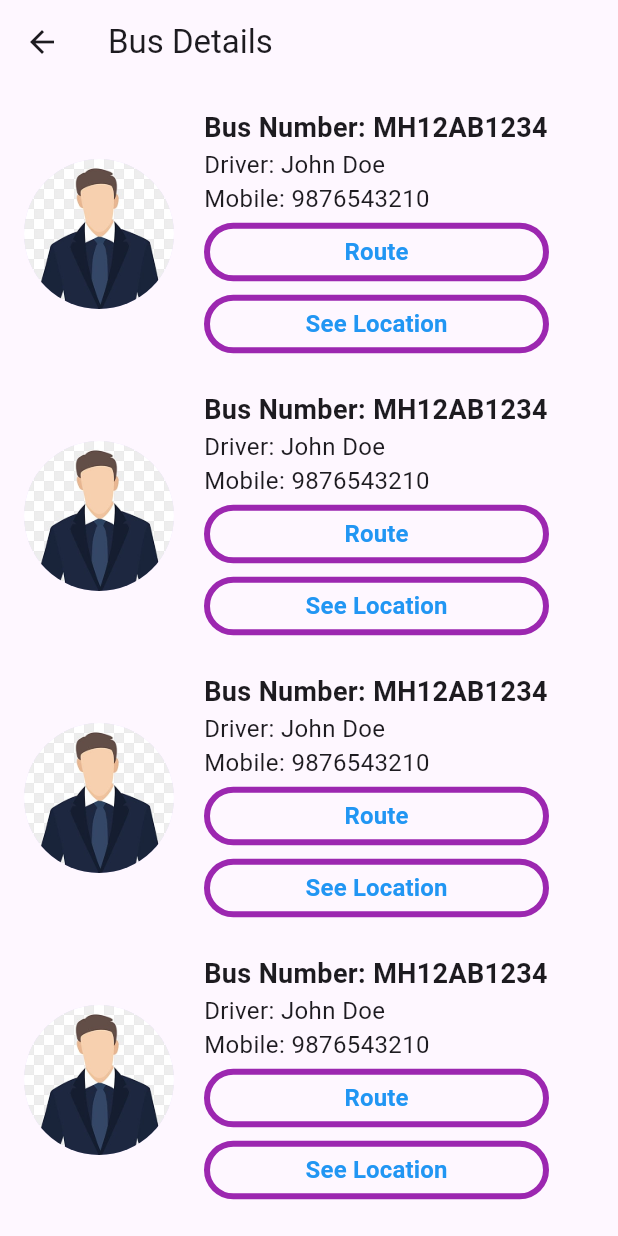
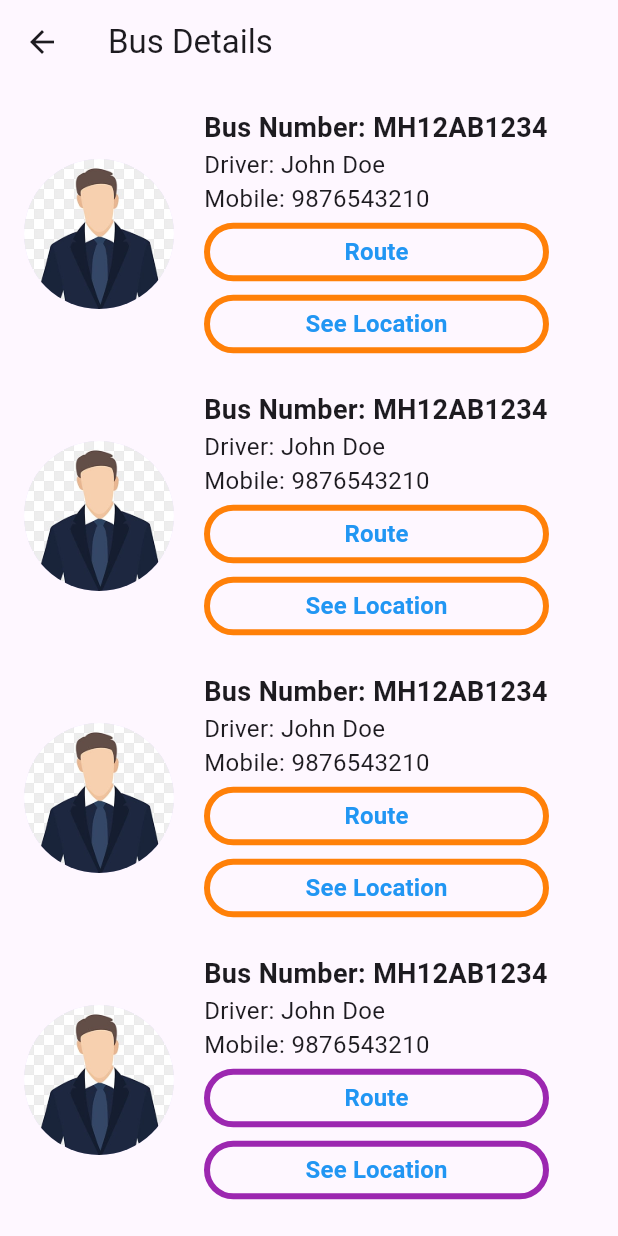
Before and after one commit to vaibhavnavghare4253/bustrack, a Flutter app: the screen it shows once a user with an empty profile is signed in, after a tap on "Select Bus", on a phone screen of 412 x 824 dp. Run offline on Flutter 3.47's test engine with Material 3 defaults, Android fonts, the phone set to English and light mode, and no system bars; our stand-ins replace firebase_auth, firebase_core, google_maps_flutter, location; missing offline and left inert: flutter_polyline_points; accounts and stored records are empty.

Commit message:
home page designed changed

```diff
--- a/lib/pages/bus_details_page.dart
+++ b/lib/pages/bus_details_page.dart
@@ -47,8 +47,8 @@ class BusDetailsPage extends StatelessWidget {
                         );
                       },
                       style: OutlinedButton.styleFrom(
-                        foregroundColor: Colors.purpleAccent,
-                        side: const BorderSide(color: Colors.purple, width: 4),
+                        foregroundColor: Color(0xffffc837),
+                        side: const BorderSide(color: Color(0xffff8008), width: 4),
                         padding: const EdgeInsets.symmetric(horizontal: 10, vertical: 8),
                         minimumSize: const Size(230, 30),
                         maximumSize: const Size(1500, 50),
@@ -72,7 +72,7 @@ class BusDetailsPage extends StatelessWidget {
                       },
                       style: OutlinedButton.styleFrom(
                         foregroundColor: Colors.purpleAccent,
-                        side: const BorderSide(color: Colors.purple, width: 4),
+                        side: const BorderSide(color: Color(0xffff8008), width: 4),
                         padding: const EdgeInsets.symmetric(horizontal: 10, vertical: 8),
                         minimumSize: const Size(230, 30),
                         maximumSize: const Size(1500, 50),
@@ -126,7 +126,7 @@ class BusDetailsPage extends StatelessWidget {
                       },
                       style: OutlinedButton.styleFrom(
                         foregroundColor: Colors.purpleAccent,
-                        side: const BorderSide(color: Colors.purple, width: 4),
+                        side: const BorderSide(color: Color(0xffff8008), width: 4),
                         padding: const EdgeInsets.symmetric(horizontal: 10, vertical: 8),
                         minimumSize: const Size(230, 30),
                         maximumSize: const Size(1500, 50),
@@ -150,7 +150,7 @@ class BusDetailsPage extends StatelessWidget {
                       },
                       style: OutlinedButton.styleFrom(
                         foregroundColor: Colors.purpleAccent,
-                        side: const BorderSide(color: Colors.purple, width: 4),
+                        side: const BorderSide(color: Color(0xffff8008),width: 4),
                         padding: const EdgeInsets.symmetric(horizontal: 10, vertical: 8),
                         minimumSize: const Size(230, 30),
                         maximumSize: const Size(1500, 50),
@@ -205,7 +205,7 @@ class BusDetailsPage extends StatelessWidget {
                       },
                       style: OutlinedButton.styleFrom(
                         foregroundColor: Colors.purpleAccent,
-                        side: const BorderSide(color: Colors.purple, width: 4),
+                        side: const BorderSide(color: Color(0xffff8008), width: 4),
                         padding: const EdgeInsets.symmetric(horizontal: 10, vertical: 8),
                         minimumSize: const Size(230, 30),
                         maximumSize: const Size(1500, 50),
@@ -229,7 +229,7 @@ class BusDetailsPage extends StatelessWidget {
                       },
                       style: OutlinedButton.styleFrom(
                         foregroundColor: Colors.purpleAccent,
-                        side: const BorderSide(color: Colors.purple, width: 4),
+                        side: const BorderSide(color: Color(0xffff8008), width: 4),
                         padding: const EdgeInsets.symmetric(horizontal: 10, vertical: 8),
                         minimumSize: const Size(230, 30),
                         maximumSize: const Size(1500, 50),
--- a/lib/pages/interpage.dart
+++ b/lib/pages/interpage.dart
@@ -3,6 +3,8 @@ import 'package:firebase_auth/firebase_auth.dart';
 import 'package:flutter/material.dart';
 import 'attendance_page.dart';
 import 'bus_details_page.dart';
+import 'signup.dart';
+
 
 class Tryoff extends StatelessWidget {
   const Tryoff({Key? key}) : super(key: key);
@@ -34,6 +36,7 @@ class Tryoff extends StatelessWidget {
                       Color(0xffff8008),
                       Color(0xffffc837),
                     ]
+
                 ),
               ),
               child: Column(
@@ -93,14 +96,19 @@ class Tryoff extends StatelessWidget {
                 // height: double.infinity,
                 // width: double.infinity,
                 width: MediaQuery.of(context).size.width,
-                height: MediaQuery.of(context).size.height / 3.5,
+                height: MediaQuery.of(context).size.height / 2.5,
                 decoration: BoxDecoration(
+                  borderRadius: BorderRadius.only(
+                      bottomLeft: Radius.circular(60),
+                      bottomRight: Radius.circular(00),
+                    ),
                   gradient: LinearGradient(
                     colors: [
                       Color(0xffff8008),
                       Color(0xffffc837),
                     ]
                   ),
+
                   // color: Colors.yellowAccent,
                 ),
                 child: Align(
@@ -177,16 +185,22 @@ class Tryoff extends StatelessWidget {
               ),
               Expanded(
                 child: Container(
-                  color: Colors.white,
+
+                  color: Color(0xffffc837),
                   child: Container(
                     width: MediaQuery.of(context).size.width,
                     decoration: const BoxDecoration(
-                      gradient: LinearGradient(
-                          colors: [
-                            Color(0xffff8008),
-                            Color(0xffffc837),
-                          ]
+                      borderRadius: BorderRadius.only(
+                        topLeft: Radius.circular(00),
+                        topRight: Radius.circular(60),
                       ),
+                      color: Colors.white
+                      // gradient: LinearGradient(
+                      //     colors: [
+                      //       Color(0xffff8008),
+                      //       Color(0xffffc837),
+                      //     ]
+                      // ),
                       // color: Colors.yellowAccent,
                       // borderRadius: BorderRadius.only(
                       //   topLeft: Radius.circular(20),
@@ -207,7 +221,7 @@ class Tryoff extends StatelessWidget {
                           style: OutlinedButton.styleFrom(
                             foregroundColor: Colors.white,
                             side: const BorderSide(
-                                color: Colors.white, width: 4),
+                                color: Colors.orange, width: 4),
                             padding: const EdgeInsets.symmetric(
                                 horizontal: 20, vertical: 20),
                             minimumSize: Size(200, 50),
@@ -218,8 +232,9 @@ class Tryoff extends StatelessWidget {
                             style: TextStyle(
                               fontSize: 25,
                               fontWeight: FontWeight.bold,
-                              color: Colors.white,
+                              color: Colors.orange,
                             ),
+
                           ),
                         ),
                         SizedBox(height: 35),
@@ -234,7 +249,7 @@ class Tryoff extends StatelessWidget {
                           style: OutlinedButton.styleFrom(
                             foregroundColor: Colors.white,
                             side: const BorderSide(
-                                color: Colors.white, width: 4),
+                                color: Colors.orange, width: 4),
                             padding: const EdgeInsets.symmetric(
                                 horizontal: 20, vertical: 20),
                             minimumSize: Size(200, 50),
@@ -245,7 +260,7 @@ class Tryoff extends StatelessWidget {
                             style: TextStyle(
                               fontSize: 25,
                               fontWeight: FontWeight.bold,
-                              color: Colors.white,
+                              color: Colors.orange,
                             ),
                           ),
                         ),
@@ -286,7 +301,7 @@ class Tryoff extends StatelessWidget {
               radius: 50.0,
               backgroundColor: Colors.lightBlueAccent,
               backgroundImage:
-              AssetImage('assets/userimg.jpg'), // Ensure the image path is correct
+              AssetImage('assets/sufi.jpg'), // Ensure the image path is correct
             ),
           ),
         ],
```
